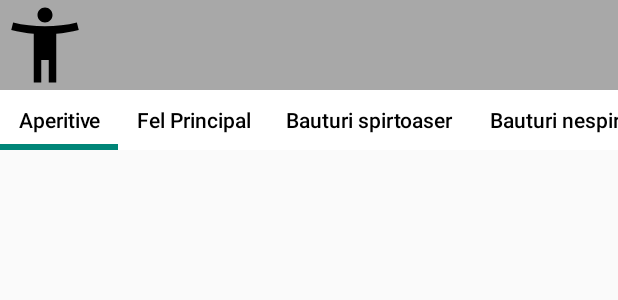
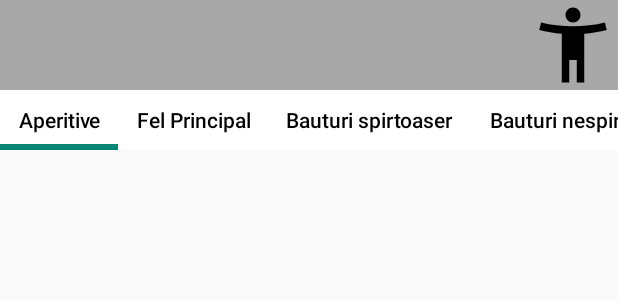
Before and after one commit to Sruf-y/Proiect_IS, an Android app: the layout fragment_meniu.xml on its own in the app's theme, with its tools: preview values and no code run, on a phone screen of 412 x 824 dp. Shown: the top 300 px of the screen. Run offline under Robolectric (Android 15) with nearby library versions, the phone set to English and light mode, and no system bars.

Commit message:
Framework 50% done

```diff
--- a/app/src/main/res/layout/fragment_meniu.xml
+++ b/app/src/main/res/layout/fragment_meniu.xml
@@ -23,7 +23,7 @@
             android:clickable="true"
             app:layout_constraintBottom_toBottomOf="parent"
             app:layout_constraintEnd_toEndOf="parent"
-            app:layout_constraintHorizontal_bias="0.0"
+            app:layout_constraintHorizontal_bias="1.0"
             app:layout_constraintStart_toStartOf="parent"
             app:layout_constraintTop_toTopOf="parent"
             app:shapeAppearance="@style/roundedImageViewRounded"
```
Also changed, not shown: app/src/main/res/drawable/ardelenesti_e1481036359746.jpg (added).
